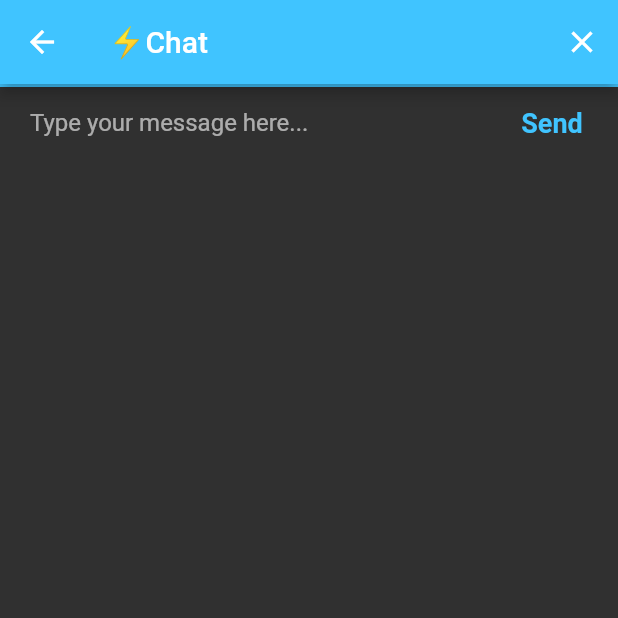
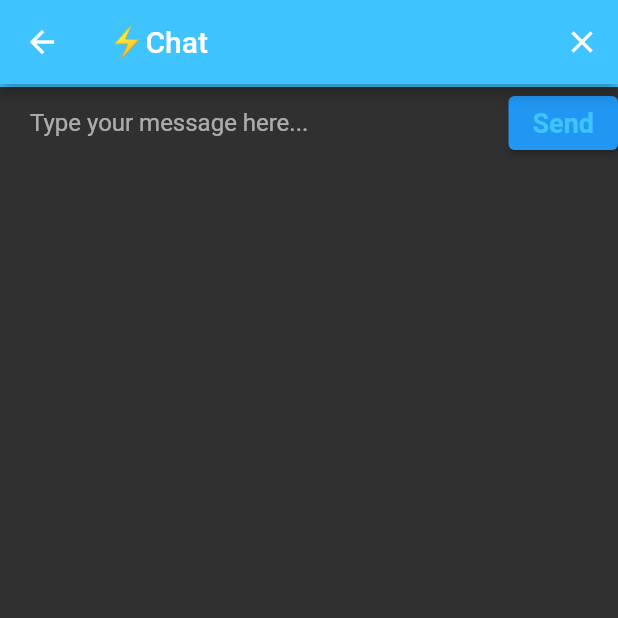
Before and after one commit to mimimimaimai55/flash_chat_flutter, a Flutter app: the ChatScreen screen opened directly, on a phone screen of 412 x 824 dp, the top half of it. Run offline on Flutter 3.47's test engine with Material 2 defaults, Android fonts, the phone set to English and light mode, and no system bars.

Commit message:
セクション15　170まで終了

```diff
--- a/lib/screens/chat_screen.dart
+++ b/lib/screens/chat_screen.dart
@@ -40,7 +40,7 @@ class _ChatScreenState extends State<ChatScreen> {
                       decoration: kMessageTextFieldDecoration,
                     ),
                   ),
-                  FlatButton(
+                  ElevatedButton(
                     onPressed: () {
                       //Implement send functionality.
                     },
--- a/lib/screens/welcome_screen.dart
+++ b/lib/screens/welcome_screen.dart
@@ -1,6 +1,9 @@
 import 'package:flutter/material.dart';
 
 class WelcomeScreen extends StatefulWidget {
+
+  static String id = 'welcome_screen';
+
   @override
   _WelcomeScreenState createState() => _WelcomeScreenState();
 }
```
Also changed, not shown: lib/main.dart (+8 -1 lines), 1 other file.
